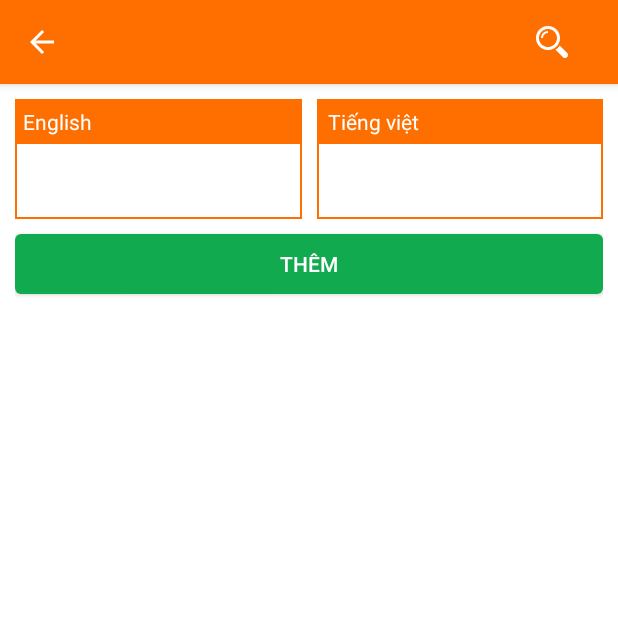
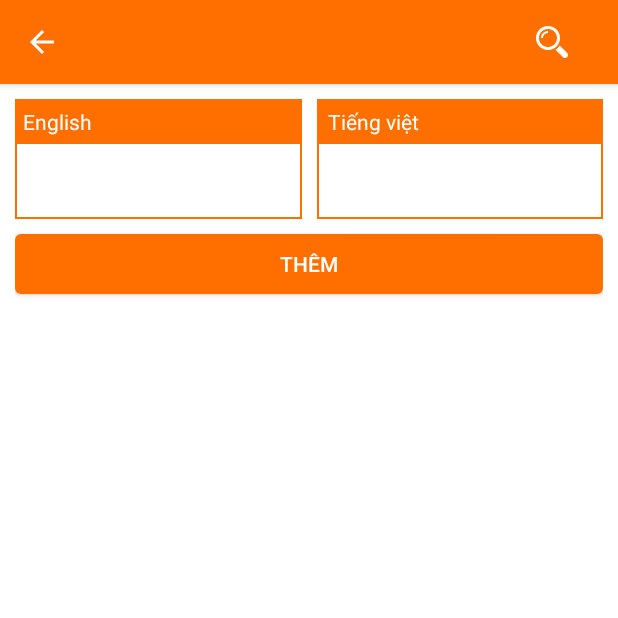
Before and after one commit to dovietnga0909/EnglishVocabulary, an Android app: the VocabularyActivity screen opened directly, with no data from a screen before it, on a phone screen of 412 x 824 dp, the top half of it. Run offline under Robolectric (Android 15) with nearby library versions, the phone set to English and light mode, and no system bars; 2 statements that could not run were skipped.

Commit message:
edit color button

```diff
--- a/Source/EnglishVocabulary/app/src/main/res/layout/activity_vocabulary.xml
+++ b/Source/EnglishVocabulary/app/src/main/res/layout/activity_vocabulary.xml
@@ -134,7 +134,7 @@
         android:layout_height="40dp"
         android:layout_marginBottom="@dimen/vocabulary_activity_margin"
         android:layout_marginTop="@dimen/vocabulary_activity_margin"
-        android:background="@drawable/bg_btn_ansers_selector"
+        android:background="@drawable/bg_btn_skip_selector"
         android:text="@string/add_vocabulary"
         android:textColor="@color/white" />
 
@@ -152,7 +152,7 @@
             android:layout_height="40dp"
             android:layout_marginBottom="@dimen/vocabulary_activity_margin"
             android:layout_marginTop="@dimen/vocabulary_activity_margin"
-            android:background="@drawable/bg_btn_ansers_selector"
+            android:background="@drawable/bg_btn_skip_selector"
             android:text="@string/cancel"
             android:textColor="@color/white" />
 
@@ -167,7 +167,7 @@
             android:layout_height="40dp"
             android:layout_marginBottom="@dimen/vocabulary_activity_margin"
             android:layout_marginTop="@dimen/vocabulary_activity_margin"
-            android:background="@drawable/bg_btn_ansers_selector"
+            android:background="@drawable/bg_btn_skip_selector"
             android:text="@string/delete"
             android:textColor="@color/white" />
 
@@ -182,7 +182,7 @@
             android:layout_height="40dp"
             android:layout_marginBottom="@dimen/vocabulary_activity_margin"
             android:layout_marginTop="@dimen/vocabulary_activity_margin"
-            android:background="@drawable/bg_btn_ansers_selector"
+            android:background="@drawable/bg_btn_skip_selector"
             android:text="@string/update"
             android:textColor="@color/white" />
 
```
